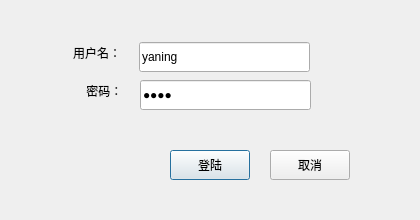
The window that User/logindialog.ui (hustr/SalaryManage) describes before a commit, drawn with Qt 5.
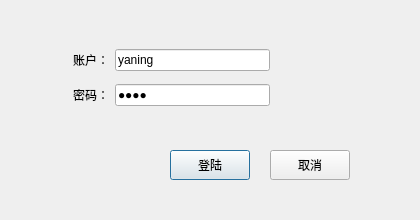
The same window after the commit.

Diff of the .ui file:
```diff
--- a/User/logindialog.ui
+++ b/User/logindialog.ui
@@ -13,41 +13,53 @@
   <property name="windowTitle">
    <string>登陆用户</string>
   </property>
-  <widget class="QLabel" name="name">
+  <widget class="QPushButton" name="login_btn">
    <property name="geometry">
     <rect>
-     <x>73</x>
-     <y>42</y>
-     <width>60</width>
-     <height>22</height>
+     <x>170</x>
+     <y>150</y>
+     <width>80</width>
+     <height>30</height>
     </rect>
    </property>
    <property name="text">
-    <string>用户名：</string>
+    <string>登陆</string>
    </property>
   </widget>
-  <widget class="QLabel" name="pass">
+  <widget class="QPushButton" name="cancel_btn">
    <property name="geometry">
     <rect>
-     <x>73</x>
-     <y>80</y>
-     <width>61</width>
-     <height>22</height>
+     <x>270</x>
+     <y>150</y>
+     <width>80</width>
+     <height>30</height>
     </rect>
    </property>
    <property name="text">
-    <string>    密码：</string>
+    <string>取消</string>
    </property>
   </widget>
-  <widget class="QLineEdit" name="name_edit">
+  <widget class="QWidget" name="">
    <property name="geometry">
     <rect>
-     <x>139</x>
+     <x>73</x>
      <y>42</y>
-     <width>171</width>
-     <height>30</height>
+     <width>197</width>
+     <height>72</height>
     </rect>
    </property>
+   <layout class="QVBoxLayout" name="verticalLayout">
+    <item>
+     <layout class="QHBoxLayout" name="horizontalLayout">
+      <item>
+       <widget class="QLabel" name="id">
+        <property name="text">
+         <string>账户：</string>
+        </property>
+       </widget>
+      </item>
+      <item>
+       <widget class="QLineEdit" name="id_edit">
    <property name="text">
     <string>yaning</string>
    </property>
@@ -55,15 +67,20 @@
     <string>请输入用户名</string>
    </property>
   </widget>
+      </item>
+     </layout>
+    </item>
+    <item>
+     <layout class="QHBoxLayout" name="horizontalLayout_2">
+      <item>
+       <widget class="QLabel" name="pass">
+        <property name="text">
+         <string>密码：</string>
+        </property>
+       </widget>
+      </item>
+      <item>
   <widget class="QLineEdit" name="pass_edit">
-   <property name="geometry">
-    <rect>
-     <x>140</x>
-     <y>80</y>
-     <width>171</width>
-     <height>30</height>
-    </rect>
-   </property>
    <property name="text">
     <string>abcd</string>
    </property>
@@ -74,31 +91,10 @@
     <string>请输入密码</string>
    </property>
   </widget>
-  <widget class="QPushButton" name="login_btn">
-   <property name="geometry">
-    <rect>
-     <x>170</x>
-     <y>150</y>
-     <width>80</width>
-     <height>30</height>
-    </rect>
-   </property>
-   <property name="text">
-    <string>登陆</string>
-   </property>
-  </widget>
-  <widget class="QPushButton" name="cancel_btn">
-   <property name="geometry">
-    <rect>
-     <x>270</x>
-     <y>150</y>
-     <width>80</width>
-     <height>30</height>
-    </rect>
-   </property>
-   <property name="text">
-    <string>取消</string>
-   </property>
+      </item>
+     </layout>
+    </item>
+   </layout>
   </widget>
  </widget>
  <resources/>
```
Lines whose indentation alone changed are shown as unchanged.
